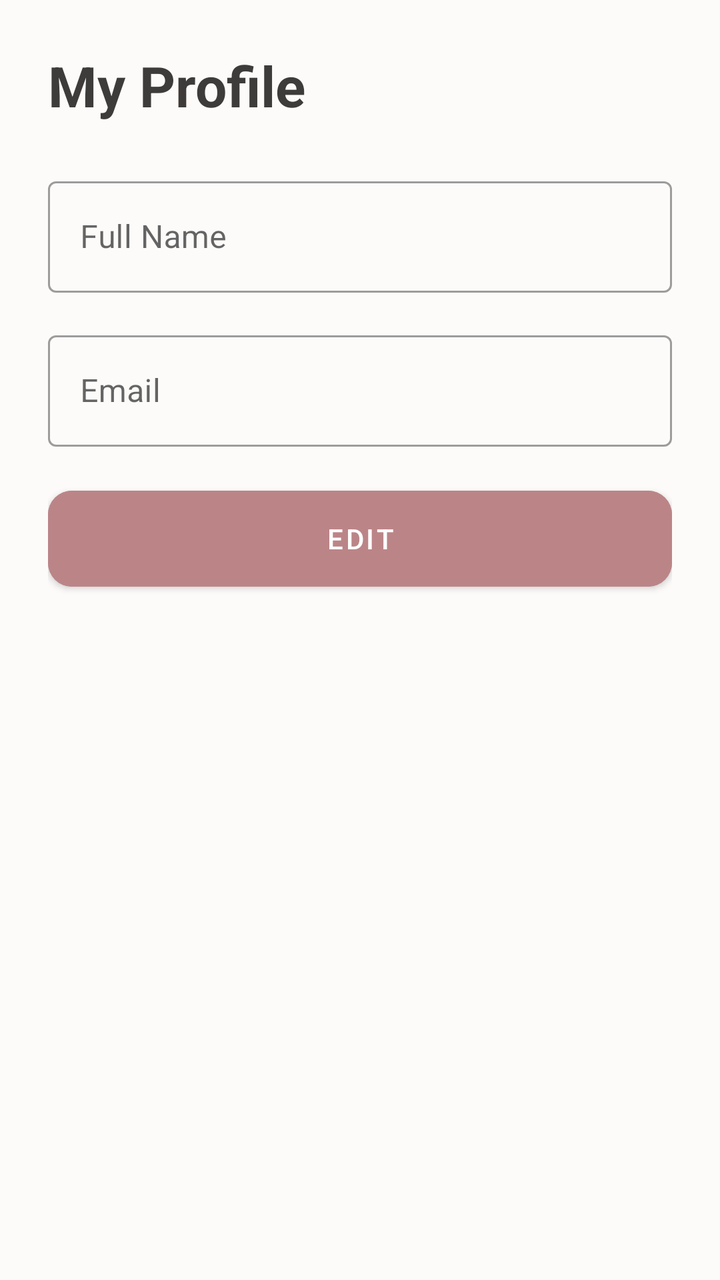
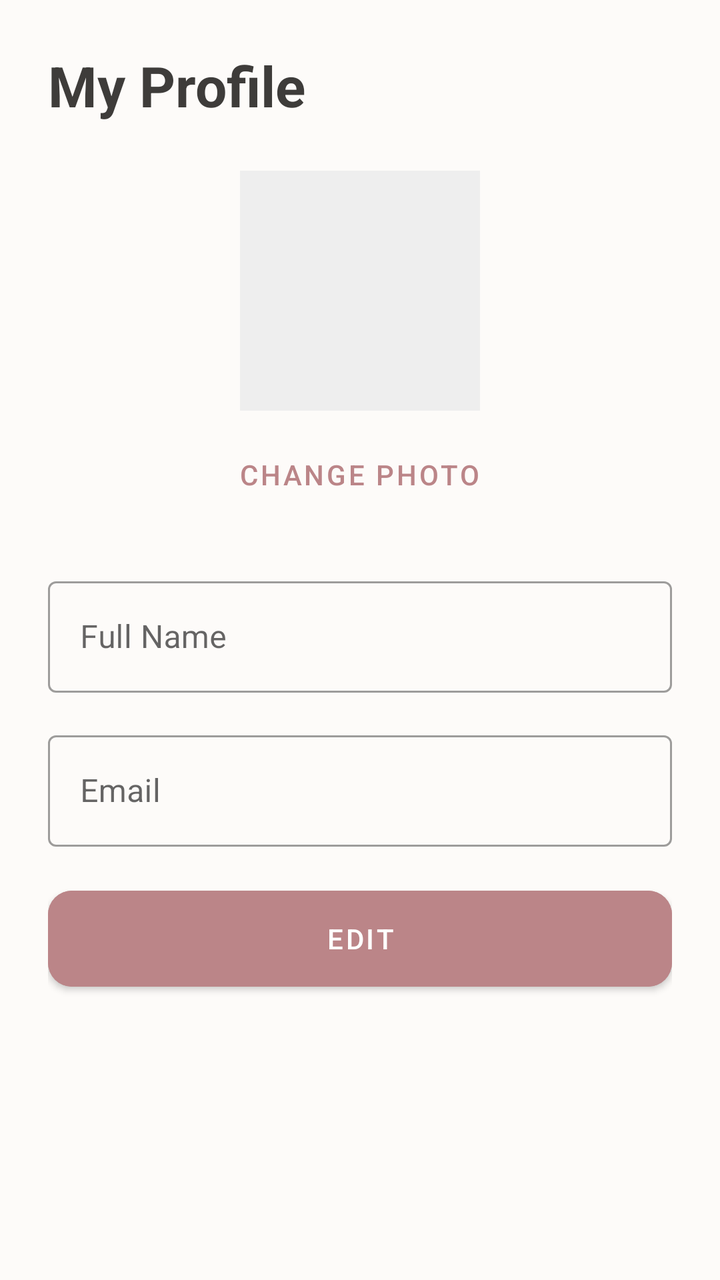

Two renders of the same Android screen: before a commit and after it. Below are the layout's source before the change and the commit's diff.
<!-- AndroidManifest.xml: application theme Theme.OutfitStudio -->
<!-- res/layout/activity_my_profile.xml -->
<?xml version="1.0" encoding="utf-8"?>
<LinearLayout xmlns:android="http://schemas.android.com/apk/res/android"
    xmlns:app="http://schemas.android.com/apk/res-auto"
    android:layout_width="match_parent"
    android:layout_height="match_parent"
    android:orientation="vertical"
    android:padding="24dp"
    android:background="@color/background">

    <TextView
        android:layout_width="wrap_content"
        android:layout_height="wrap_content"
        android:text="My Profile"
        android:textSize="28sp"
        android:textStyle="bold"
        android:textColor="@color/on_background"
        android:layout_marginBottom="24dp"/>

    <com.google.android.material.textfield.TextInputLayout
        android:layout_width="match_parent"
        android:layout_height="wrap_content"
        android:hint="Full Name"
        style="@style/Widget.MaterialComponents.TextInputLayout.OutlinedBox"
        android:layout_marginBottom="16dp">
        <com.google.android.material.textfield.TextInputEditText
            android:id="@+id/etName"
            android:layout_width="match_parent"
            android:layout_height="wrap_content"
            android:enabled="false"
            android:textColor="@color/on_background"/>
    </com.google.android.material.textfield.TextInputLayout>

    <com.google.android.material.textfield.TextInputLayout
        android:layout_width="match_parent"
        android:layout_height="wrap_content"
        android:hint="Email"
        style="@style/Widget.MaterialComponents.TextInputLayout.OutlinedBox"
        android:layout_marginBottom="16dp">
        <com.google.android.material.textfield.TextInputEditText
            android:id="@+id/etEmail"
            android:layout_width="match_parent"
            android:layout_height="wrap_content"
            android:enabled="false"
            android:inputType="textEmailAddress"
            android:textColor="@color/on_background"/>
    </com.google.android.material.textfield.TextInputLayout>


    <Button
        android:id="@+id/btnEditSave"
        android:layout_width="match_parent"
        android:layout_height="60dp"
        android:text="Edit"
        android:backgroundTint="@color/primary_variant"
        app:cornerRadius="12dp"/>
        
    <ProgressBar
        android:id="@+id/progressBar"
        android:layout_width="wrap_content"
        android:layout_height="wrap_content"
        android:layout_gravity="center"
        android:visibility="gone"
        android:layout_marginTop="16dp"/>
</LinearLayout>
<!-- resources referenced by this layout -->
<resources>
  <color name="background">#FDFBF9</color>
  <color name="on_background">#3E3C3A</color>
  <color name="primary_variant">#BB8588</color>
  <style name="Theme.OutfitStudio" parent="Theme.MaterialComponents.Light.NoActionBar">
          <item name="android:textColor">@color/on_background</item>
          <item name="android:textColorHint">@color/text_hint</item>
          
          <item name="colorPrimary">@color/primary</item>
          <item name="colorPrimaryVariant">@color/primary_variant</item>
          <item name="colorOnPrimary">@color/on_primary</item>
          
          <item name="colorSecondary">@color/primary</item>
          <item name="colorSecondaryVariant">@color/primary_variant</item>
          <item name="colorOnSecondary">@color/on_primary</item>
          
          <item name="android:colorBackground">@color/background</item>
          <item name="colorSurface">@color/surface</item>
          
          <item name="android:statusBarColor">@color/background</item>
          <item name="android:windowLightStatusBar">true</item>
      </style>
  <color name="text_hint">#A09D9B</color>
  <color name="primary">#BB8588</color>
  <color name="on_primary">#FFFFFF</color>
  <color name="surface">#FFFFFF</color>
</resources>

<!-- the commit's change to res/layout/activity_my_profile.xml (unified diff, before → after) -->
@@ -15,6 +15,29 @@
         android:textStyle="bold"
         android:textColor="@color/on_background"
         android:layout_marginBottom="24dp"/>
+
+    <LinearLayout
+        android:layout_width="match_parent"
+        android:layout_height="wrap_content"
+        android:orientation="vertical"
+        android:gravity="center"
+        android:layout_marginBottom="24dp">
+        
+        <ImageView
+            android:id="@+id/ivProfileImage"
+            android:layout_width="120dp"
+            android:layout_height="120dp"
+            android:scaleType="centerCrop"
+            android:background="#EEEEEE"
+            android:layout_marginBottom="8dp"/>
+            
+        <Button
+            android:id="@+id/btnChangeImage"
+            android:layout_width="wrap_content"
+            android:layout_height="wrap_content"
+            android:text="Change Photo"
+            style="@style/Widget.MaterialComponents.Button.TextButton"/>
+    </LinearLayout>
 
     <com.google.android.material.textfield.TextInputLayout
         android:layout_width="match_parent"
